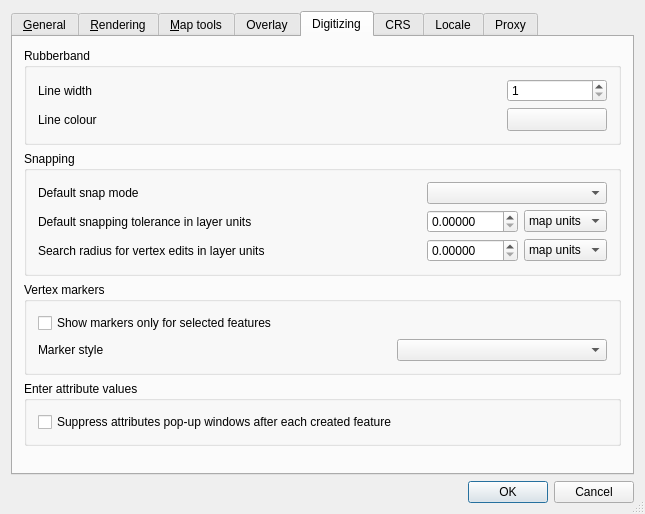
This is qgis/src/ui/qgsoptionsbase.ui in sourcepole/qgis as Qt 5 draws it before an edit. The edited form follows.
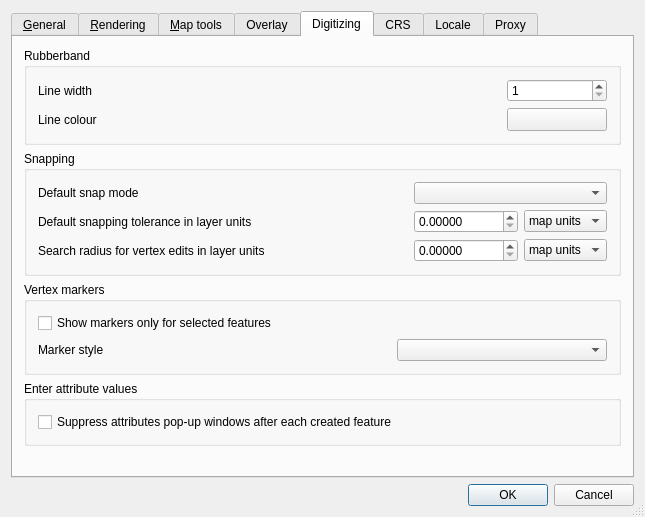
This is the edited form. The open tabs and pages were chosen to show the change. Icons and pictures are not drawn. Custom widgets are drawn as their Qt base class.

Commit message: Larger maximum value for default snapping / search tolerance

```diff
--- a/qgis/src/ui/qgsoptionsbase.ui
+++ b/qgis/src/ui/qgsoptionsbase.ui
@@ -6,7 +6,7 @@
     <x>0</x>
     <y>0</y>
     <width>645</width>
-    <height>512</height>
+    <height>517</height>
    </rect>
   </property>
   <property name="windowTitle" >
@@ -706,7 +706,7 @@
              <number>5</number>
             </property>
             <property name="maximum" >
-             <double>9999.989999999999782</double>
+             <double>99999999.989999994635582</double>
             </property>
            </widget>
           </item>
@@ -736,7 +736,7 @@
              <number>5</number>
             </property>
             <property name="maximum" >
-             <double>9999.989999999999782</double>
+             <double>99999999.989999994635582</double>
             </property>
            </widget>
           </item>
```
